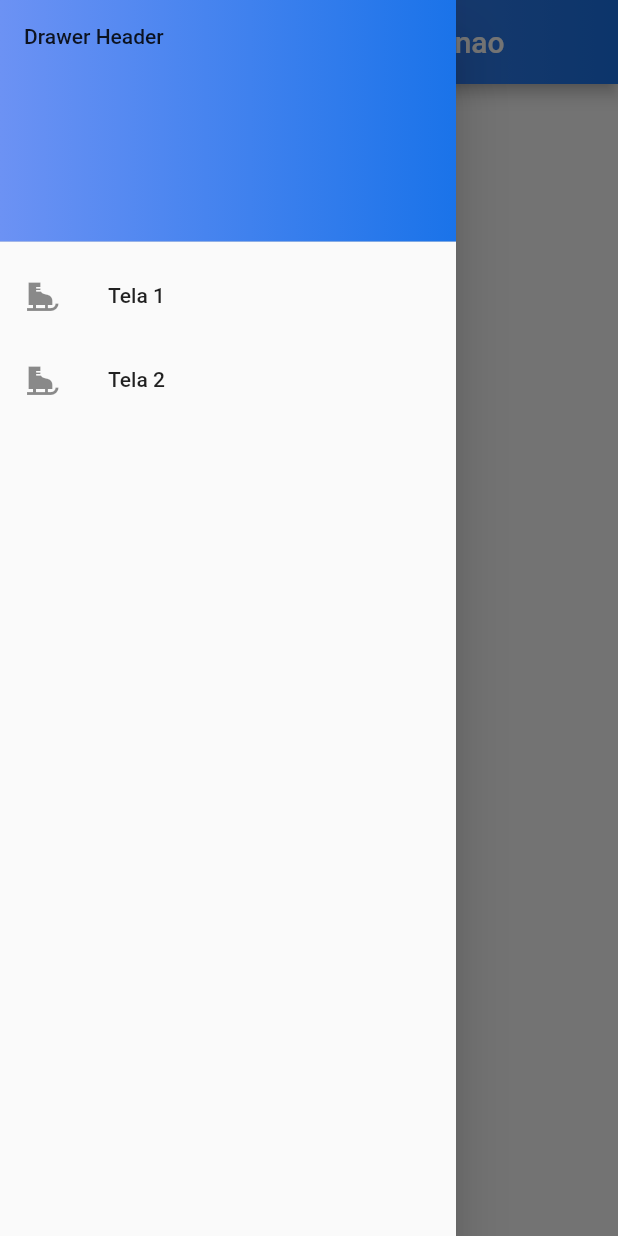
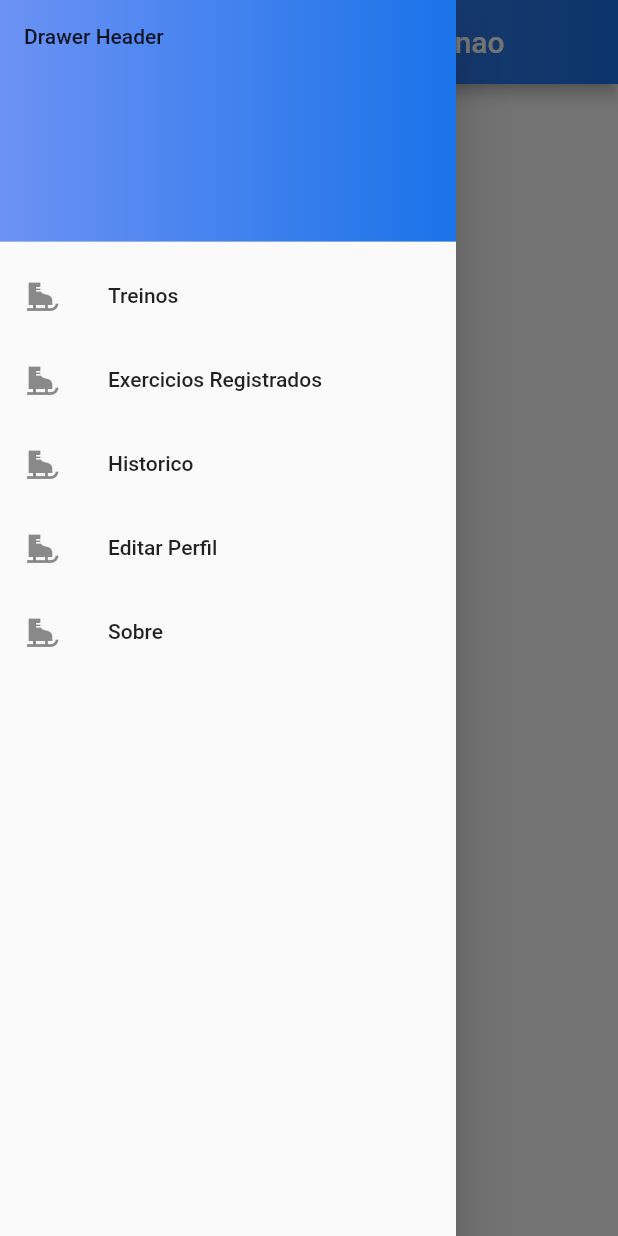
Before and after one commit to Felpezs/Gym-App, a Flutter app: the ScreenTreinos screen opened by its route, with the side drawer open, on a phone screen of 412 x 824 dp. Run offline on Flutter 3.47's test engine with Material 2 defaults, Android fonts, the phone set to English and light mode, and no system bars.

Commit message:
Adicionando novas rotas

```diff
--- a/lib/main.dart
+++ b/lib/main.dart
@@ -34,6 +34,8 @@ class MyApp extends StatelessWidget {
         //"/treinos/exercicios_treino/adicionar_exercicio":(context)=> const ScreenAdicionarExercicio(),
         //"/treinos/historico":(context) => const ScreenHistorico(),
         //"/treinos/historico/historico_treino":(context) => const ScreenHistoricoTreino(),
+        //"/treinos/perfil":(context) => const ScreenPerfil(),
+        //"/treinos/sobre":(context) => const ScreenSobre()
       }
     );
   }
--- a/lib/widgets/drawerWidget.dart
+++ b/lib/widgets/drawerWidget.dart
@@ -25,20 +25,41 @@ class MyDrawer extends StatelessWidget{
         ),
         ListTile(
           leading: const Icon(Icons.ice_skating),
-          title: const Text('Tela 1'),
+          title: const Text('Treinos'),
           onTap: () {
-            // Update the state of the app
-            // ...
-            // Then close the drawer
             Navigator.popUntil(context, ModalRoute.withName('/treinos'));
           },
         ),
         ListTile(
           leading: const Icon(Icons.ice_skating),
-          title: const Text('Tela 2'),
+          title: const Text('Exercicios Registrados'),
           onTap: () {
             Navigator.pop(context);
             Navigator.pushNamed(context, "/treinos/exercicios_registrados");
+          },
+        ),
+        ListTile(
+          leading: const Icon(Icons.ice_skating),
+          title: const Text('Historico'),
+          onTap: () {
+            Navigator.pop(context);
+            Navigator.pushNamed(context, "/treinos/historico");
+          },
+        ),
+        ListTile(
+          leading: const Icon(Icons.ice_skating),
+          title: const Text('Editar Perfil'),
+          onTap: () {
+            Navigator.pop(context);
+            Navigator.pushNamed(context, "/treinos/perfil");
+          },
+        ),
+        ListTile(
+          leading: const Icon(Icons.ice_skating),
+          title: const Text('Sobre'),
+          onTap: () {
+            Navigator.pop(context);
+            Navigator.pushNamed(context, "/treinos/sobre");
           },
         ),
       ],
```
